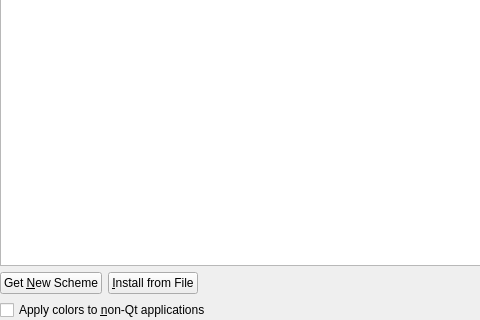
Qt form kcms/colors/colorsettings.ui (Sonic-DE/sonic-desktop-interface) before a commit; both pictures show x 0 to 480 and y 102 to 422 of the 736 by 422 pixel window.
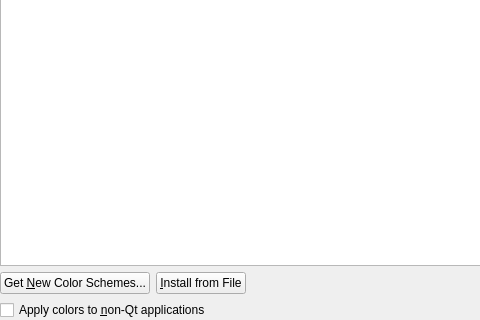
The same form after that commit. Custom widgets are drawn as their Qt base class.

```diff
--- a/kcms/colors/colorsettings.ui
+++ b/kcms/colors/colorsettings.ui
@@ -73,7 +73,7 @@
         <string>Get new color schemes from the Internet</string>
        </property>
        <property name="text">
-        <string>Get &amp;New Scheme</string>
+        <string>Get &amp;New Color Schemes...</string>
        </property>
       </widget>
      </item>
```
